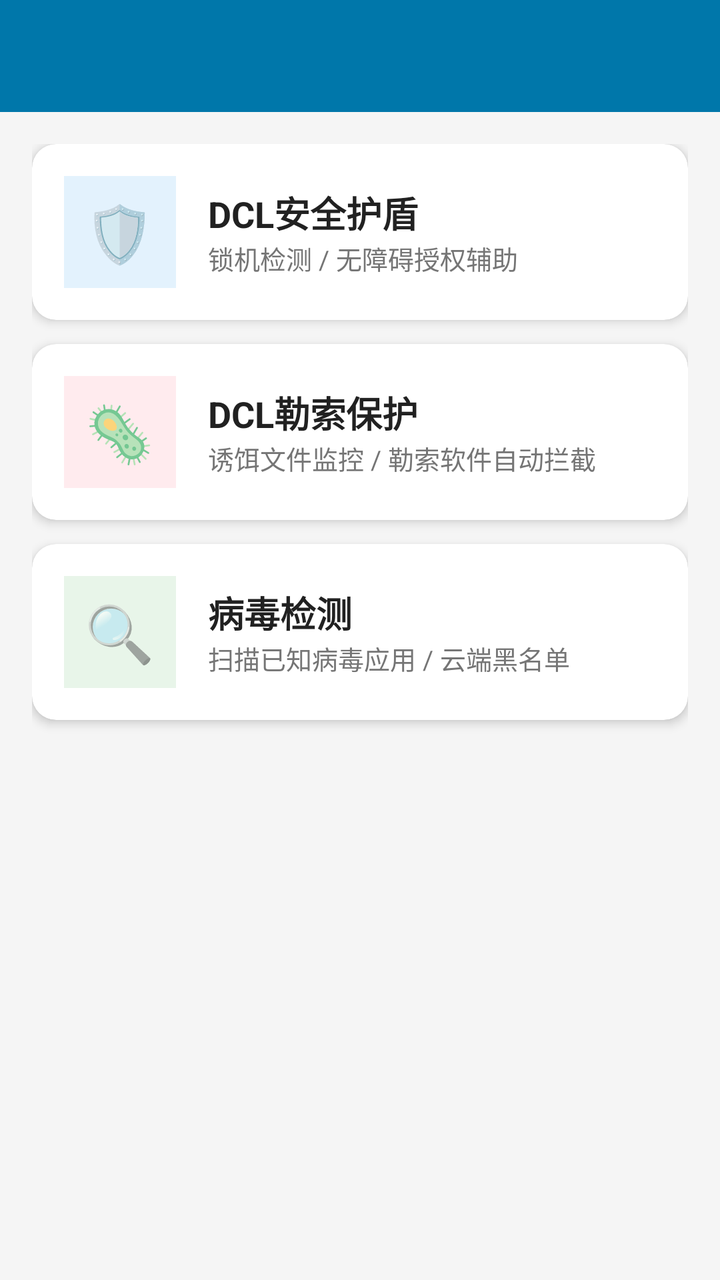
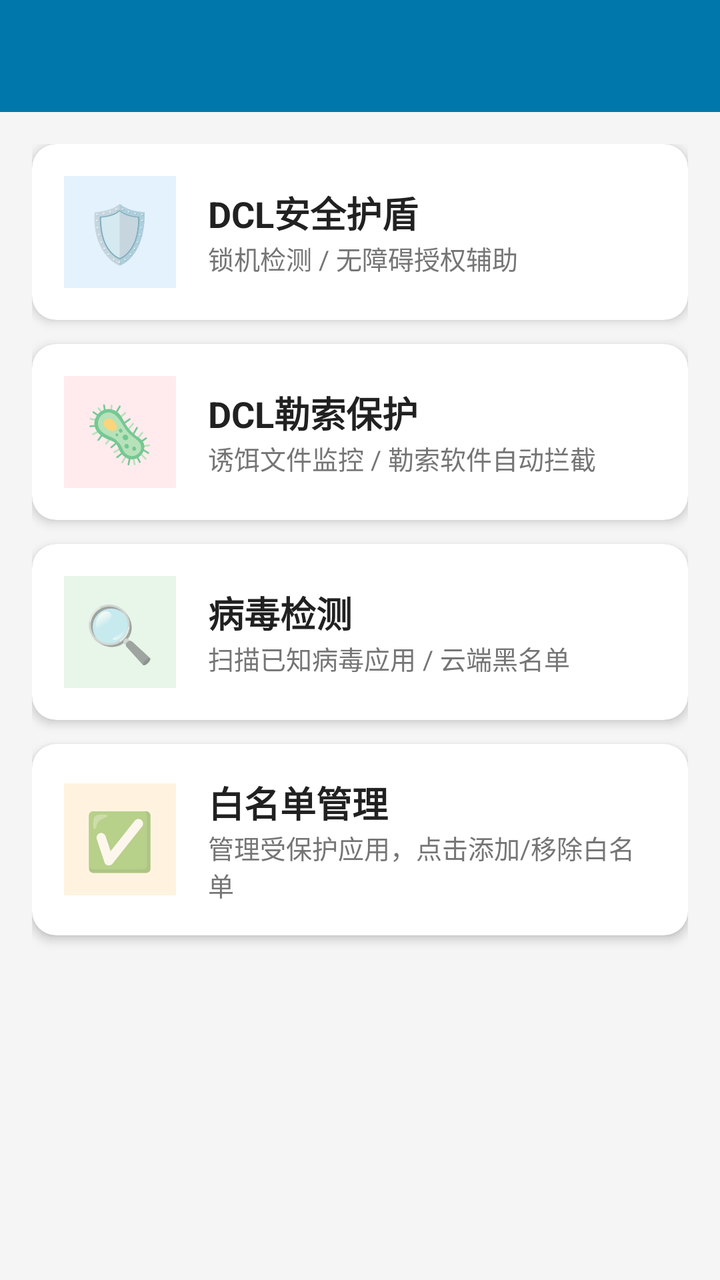

Two renders of the same Android screen: before a commit and after it. Below are the layout's source before the change and the commit's diff.
<!-- AndroidManifest.xml: application theme AppTheme -->
<!-- res/layout/activity_security.xml -->
<?xml version="1.0" encoding="utf-8"?>
<LinearLayout xmlns:android="http://schemas.android.com/apk/res/android"
    xmlns:app="http://schemas.android.com/apk/res-auto"
    android:layout_width="match_parent"
    android:layout_height="match_parent"
    android:orientation="vertical"
    android:background="#F5F5F5">

    <com.google.android.material.appbar.AppBarLayout
        android:layout_width="match_parent"
        android:layout_height="wrap_content"
        android:theme="@style/ThemeOverlay.AppCompat.Dark.ActionBar">

        <androidx.appcompat.widget.Toolbar
            android:id="@+id/toolbar"
            android:layout_width="match_parent"
            android:layout_height="?attr/actionBarSize"
            android:title="安全防护"
            android:background="#0077AA"
            android:elevation="4dp"/>

    </com.google.android.material.appbar.AppBarLayout>

    <LinearLayout
        android:layout_width="match_parent"
        android:layout_height="match_parent"
        android:orientation="vertical"
        android:padding="16dp">

        
        <androidx.cardview.widget.CardView
            android:id="@+id/card_shield"
            android:layout_width="match_parent"
            android:layout_height="wrap_content"
            android:clickable="true"
            android:focusable="true"
            android:foreground="?android:attr/selectableItemBackground"
            app:cardCornerRadius="12dp"
            app:cardElevation="3dp">

            <LinearLayout
                android:layout_width="match_parent"
                android:layout_height="wrap_content"
                android:orientation="horizontal"
                android:padding="16dp">

                <LinearLayout
                    android:layout_width="56dp"
                    android:layout_height="56dp"
                    android:background="#E3F2FD"
                    android:gravity="center"
                    android:layout_gravity="center_vertical">
                    <TextView
                        android:layout_width="wrap_content"
                        android:layout_height="wrap_content"
                        android:text="🛡️"
                        android:textSize="28sp" />
                </LinearLayout>

                <LinearLayout
                    android:layout_width="match_parent"
                    android:layout_height="wrap_content"
                    android:orientation="vertical"
                    android:layout_marginStart="16dp"
                    android:layout_gravity="center_vertical">

                    <TextView
                        android:layout_width="wrap_content"
                        android:layout_height="wrap_content"
                        android:text="DCL安全护盾"
                        android:textSize="18sp"
                        android:textStyle="bold"
                        android:textColor="#212121"/>

                    <TextView
                        android:layout_width="wrap_content"
                        android:layout_height="wrap_content"
                        android:text="锁机检测 / 无障碍授权辅助"
                        android:textSize="13sp"
                        android:textColor="#757575"/>

                </LinearLayout>

            </LinearLayout>

        </androidx.cardview.widget.CardView>

        
        <androidx.cardview.widget.CardView
            android:id="@+id/card_ransomware"
            android:layout_width="match_parent"
            android:layout_height="wrap_content"
            android:layout_marginTop="12dp"
            android:clickable="true"
            android:focusable="true"
            android:foreground="?android:attr/selectableItemBackground"
            app:cardCornerRadius="12dp"
            app:cardElevation="3dp">

            <LinearLayout
                android:layout_width="match_parent"
                android:layout_height="wrap_content"
                android:orientation="horizontal"
                android:padding="16dp">

                <LinearLayout
                    android:layout_width="56dp"
                    android:layout_height="56dp"
                    android:background="#FFEBEE"
                    android:gravity="center"
                    android:layout_gravity="center_vertical">
                    <TextView
                        android:layout_width="wrap_content"
                        android:layout_height="wrap_content"
                        android:text="🦠"
                        android:textSize="28sp" />
                </LinearLayout>

                <LinearLayout
                    android:layout_width="match_parent"
                    android:layout_height="wrap_content"
                    android:orientation="vertical"
                    android:layout_marginStart="16dp"
                    android:layout_gravity="center_vertical">

                    <TextView
                        android:layout_width="wrap_content"
                        android:layout_height="wrap_content"
                        android:text="DCL勒索保护"
                        android:textSize="18sp"
                        android:textStyle="bold"
                        android:textColor="#212121"/>

                    <TextView
                        android:layout_width="wrap_content"
                        android:layout_height="wrap_content"
                        android:text="诱饵文件监控 / 勒索软件自动拦截"
                        android:textSize="13sp"
                        android:textColor="#757575"/>

                </LinearLayout>

            </LinearLayout>

        </androidx.cardview.widget.CardView>

        
        <androidx.cardview.widget.CardView
            android:id="@+id/card_virus_scan"
            android:layout_width="match_parent"
            android:layout_height="wrap_content"
            android:layout_marginTop="12dp"
            android:clickable="true"
            android:focusable="true"
            android:foreground="?android:attr/selectableItemBackground"
            app:cardCornerRadius="12dp"
            app:cardElevation="3dp">

            <LinearLayout
                android:layout_width="match_parent"
                android:layout_height="wrap_content"
                android:orientation="horizontal"
                android:padding="16dp">

                <LinearLayout
                    android:layout_width="56dp"
                    android:layout_height="56dp"
                    android:background="#E8F5E9"
                    android:gravity="center"
                    android:layout_gravity="center_vertical">
                    <TextView
                        android:layout_width="wrap_content"
                        android:layout_height="wrap_content"
                        android:text="🔍"
                        android:textSize="28sp" />
                </LinearLayout>

                <LinearLayout
                    android:layout_width="match_parent"
                    android:layout_height="wrap_content"
                    android:orientation="vertical"
                    android:layout_marginStart="16dp"
                    android:layout_gravity="center_vertical">

                    <TextView
                        android:layout_width="wrap_content"
                        android:layout_height="wrap_content"
                        android:text="病毒检测"
                        android:textSize="18sp"
                        android:textStyle="bold"
                        android:textColor="#212121"/>

                    <TextView
                        android:layout_width="wrap_content"
                        android:layout_height="wrap_content"
                        android:text="扫描已知病毒应用 / 云端黑名单"
                        android:textSize="13sp"
                        android:textColor="#757575"/>

                </LinearLayout>

            </LinearLayout>

        </androidx.cardview.widget.CardView>

    </LinearLayout>

</LinearLayout>
<!-- resources referenced by this layout -->
<resources>
  <style name="AppTheme" parent="Theme.AppCompat.Light.NoActionBar">
          
          <item name="colorPrimary">@color/colorPrimary</item>
          <item name="colorPrimaryDark">@color/colorPrimaryDark</item>
          <item name="colorAccent">@color/colorAccent</item>
      </style>
  <color name="colorPrimary">#009688</color>
  <color name="colorPrimaryDark">#00796B</color>
  <color name="colorAccent">#FF9800</color>
</resources>

<!-- the commit's change to res/layout/activity_security.xml (unified diff, before → after) -->
@@ -203,6 +203,65 @@
 
         </androidx.cardview.widget.CardView>
 
+        
+        <androidx.cardview.widget.CardView
+            android:id="@+id/card_whitelist"
+            android:layout_width="match_parent"
+            android:layout_height="wrap_content"
+            android:layout_marginTop="12dp"
+            android:clickable="true"
+            android:focusable="true"
+            android:foreground="?android:attr/selectableItemBackground"
+            app:cardCornerRadius="12dp"
+            app:cardElevation="3dp">
+
+            <LinearLayout
+                android:layout_width="match_parent"
+                android:layout_height="wrap_content"
+                android:orientation="horizontal"
+                android:padding="16dp">
+
+                <LinearLayout
+                    android:layout_width="56dp"
+                    android:layout_height="56dp"
+                    android:background="#FFF3E0"
+                    android:gravity="center"
+                    android:layout_gravity="center_vertical">
+                    <TextView
+                        android:layout_width="wrap_content"
+                        android:layout_height="wrap_content"
+                        android:text="✅"
+                        android:textSize="28sp" />
+                </LinearLayout>
+
+                <LinearLayout
+                    android:layout_width="match_parent"
+                    android:layout_height="wrap_content"
+                    android:orientation="vertical"
+                    android:layout_marginStart="16dp"
+                    android:layout_gravity="center_vertical">
+
+                    <TextView
+                        android:layout_width="wrap_content"
+                        android:layout_height="wrap_content"
+                        android:text="白名单管理"
+                        android:textSize="18sp"
+                        android:textStyle="bold"
+                        android:textColor="#212121"/>
+
+                    <TextView
+                        android:layout_width="wrap_content"
+                        android:layout_height="wrap_content"
+                        android:text="管理受保护应用，点击添加/移除白名单"
+                        android:textSize="13sp"
+                        android:textColor="#757575"/>
+
+                </LinearLayout>
+
+            </LinearLayout>
+
+        </androidx.cardview.widget.CardView>
+
     </LinearLayout>
 
 </LinearLayout>
